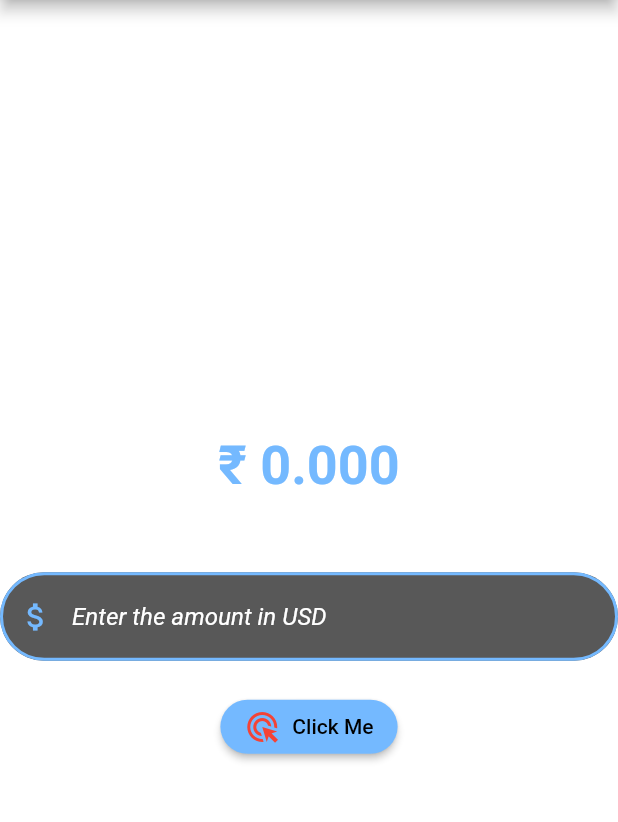
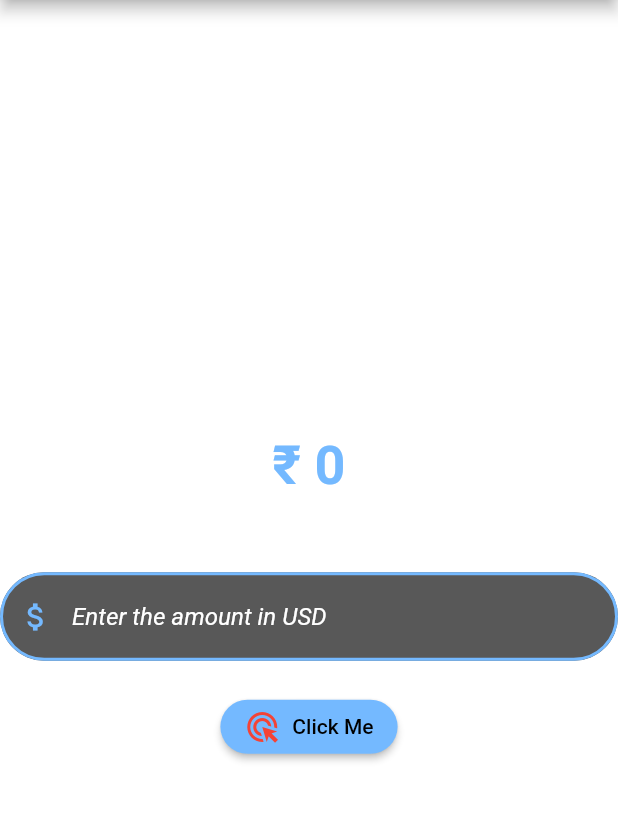
Before and after one commit to samrocks03/LearningFlutter, a Flutter app: the screen it shows after launch, on a phone screen of 412 x 824 dp, the part 84-906 px from its top. Run offline on Flutter 3.47's test engine with Material 2 defaults, Android fonts, the phone set to English and light mode, and no system bars.

Commit message:
Added ternary operator to fix the output of INR rupee

```diff
--- a/currency_converter/lib/currency_converter_material_page.dart
+++ b/currency_converter/lib/currency_converter_material_page.dart
@@ -68,7 +68,7 @@ class _CurrencyConverterMaterialPageState extends State<CurrencyConverterMateria
                   mainAxisAlignment: MainAxisAlignment.center,
                   children:
                   [
-                    Text("₹ ${res.toStringAsFixed(3)}",
+                    Text("₹ ${res != 0 ? res.toStringAsFixed(3) : res.toStringAsFixed(0)}",
                     style: TextStyle(
                     fontSize: 36,
                     fontWeight: FontWeight.bold,
```
